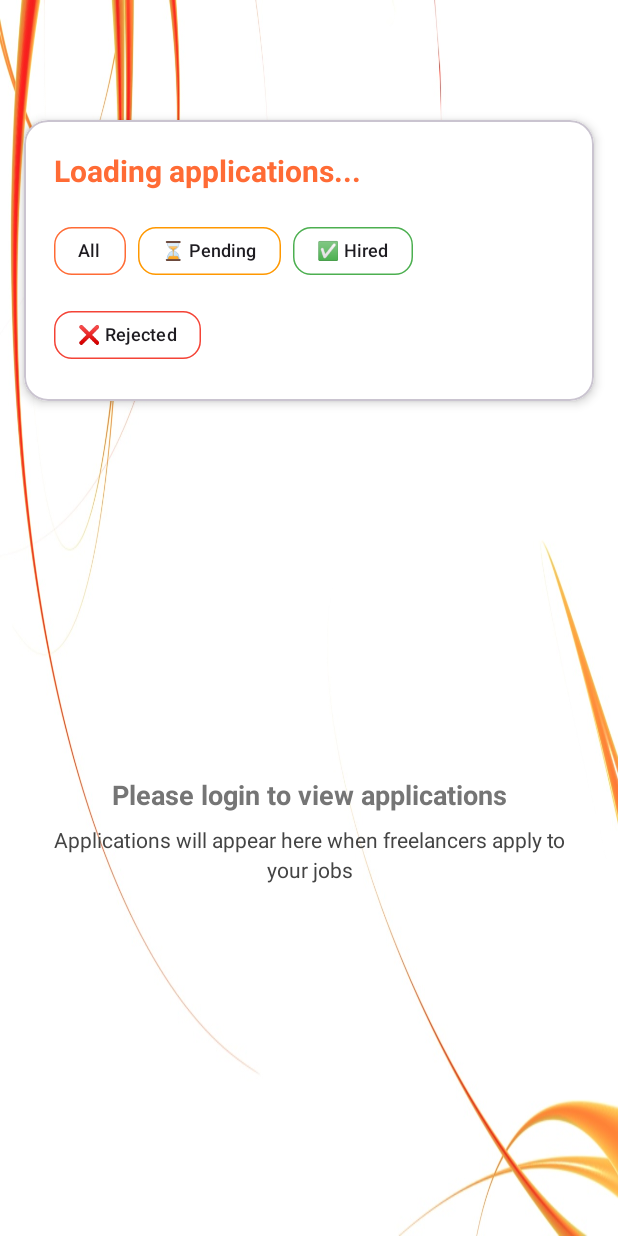
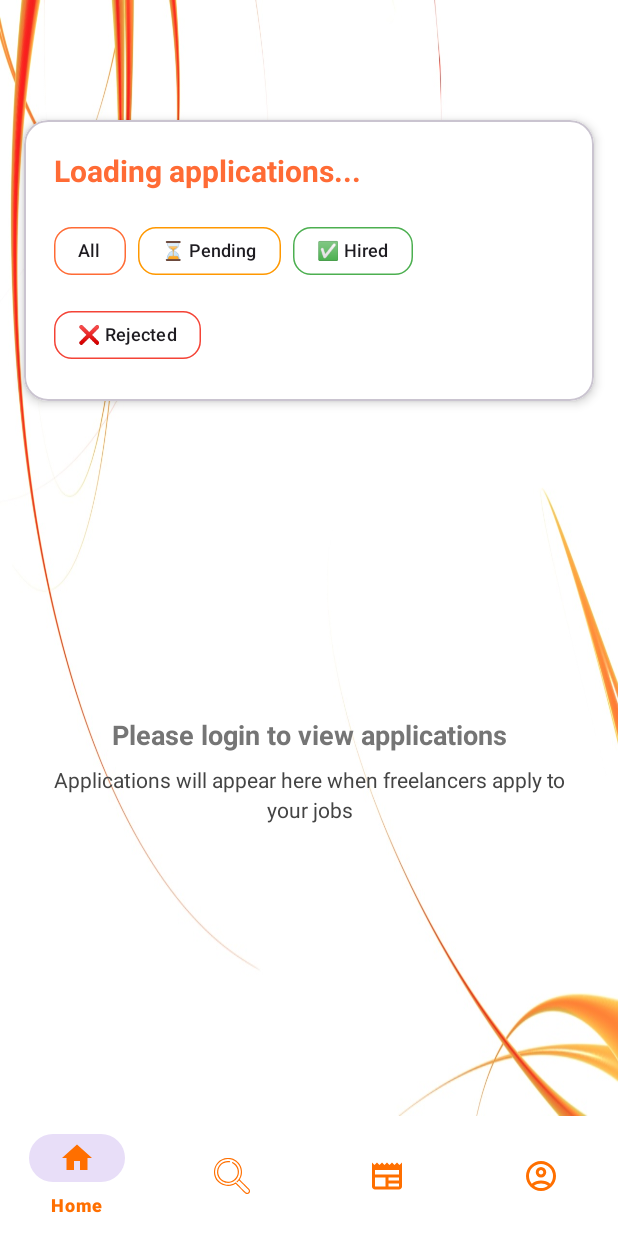
Before and after one commit to peace05-star/Tholagig, an Android app: the ApplicationsManagementActivity screen opened directly, with no data from a screen before it, on a phone screen of 412 x 824 dp. Run offline under Robolectric (Android 15) with nearby library versions, the phone set to English and light mode, and no system bars; our stand-ins replace Firebase (no records; nobody signed in at launch, a user with empty details on screens opened directly).

Commit message:
added a functional navigation on all pages

```diff
--- a/app/src/main/res/layout/activity_applications_management.xml
+++ b/app/src/main/res/layout/activity_applications_management.xml
@@ -1,9 +1,27 @@
 <?xml version="1.0" encoding="utf-8"?>
-<LinearLayout xmlns:android="http://schemas.android.com/apk/res/android"
+<RelativeLayout xmlns:android="http://schemas.android.com/apk/res/android"
     xmlns:app="http://schemas.android.com/apk/res-auto"
+    android:layout_width="match_parent"
+    android:layout_height="match_parent"
+    android:background="@drawable/gradient_bg">
+
+
+    <!-- Bottom Navigation - Fixed at bottom -->
+    <com.google.android.material.bottomnavigation.BottomNavigationView
+        android:id="@+id/bottom_navigation"
+        android:layout_width="match_parent"
+        android:layout_height="wrap_content"
+        android:layout_alignParentBottom="true"
+        android:background="@color/white"
+        app:menu="@menu/bottom_nav_freelancer"
+        app:itemIconTint="@color/orange"
+        app:itemTextColor="@color/orange" />
+    <!-- Main Content Area -->
+    <LinearLayout
         android:id="@+id/rootLayout"
         android:layout_width="match_parent"
         android:layout_height="match_parent"
+        android:layout_above="@id/bottom_navigation"
         android:orientation="vertical"
         android:background="@drawable/gradient_bg"
         android:paddingTop="?attr/actionBarSize">
@@ -180,3 +198,5 @@
         </com.google.android.material.card.MaterialCardView>
 
     </LinearLayout>
+
+</RelativeLayout>
--- a/app/src/main/res/values/strings.xml
+++ b/app/src/main/res/values/strings.xml
@@ -1,3 +1,4 @@
 <resources>
     <string name="app_name">Tholagig</string>
+    <string name="tholagig">TholaGig</string>
 </resources>
```
Lines whose indentation alone changed are shown as unchanged.
